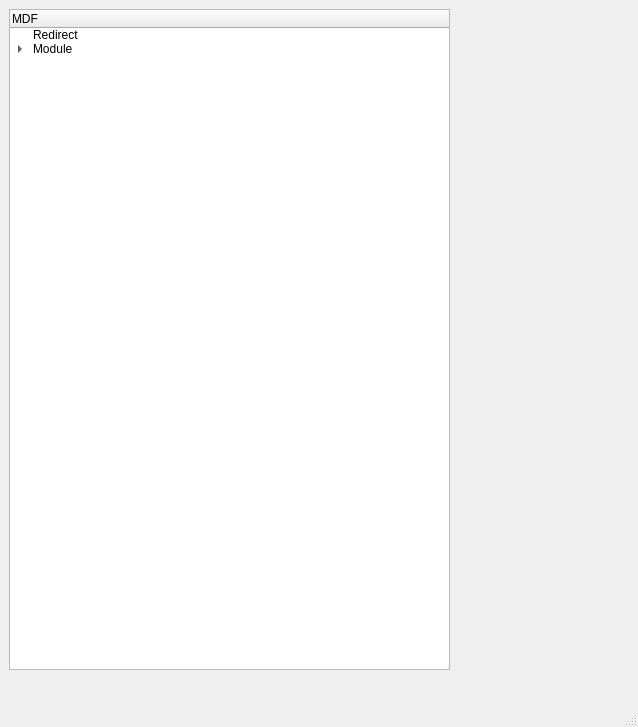
Qt form src/mdf.ui (grodansparadis/vscp-works-qt) before a commit.
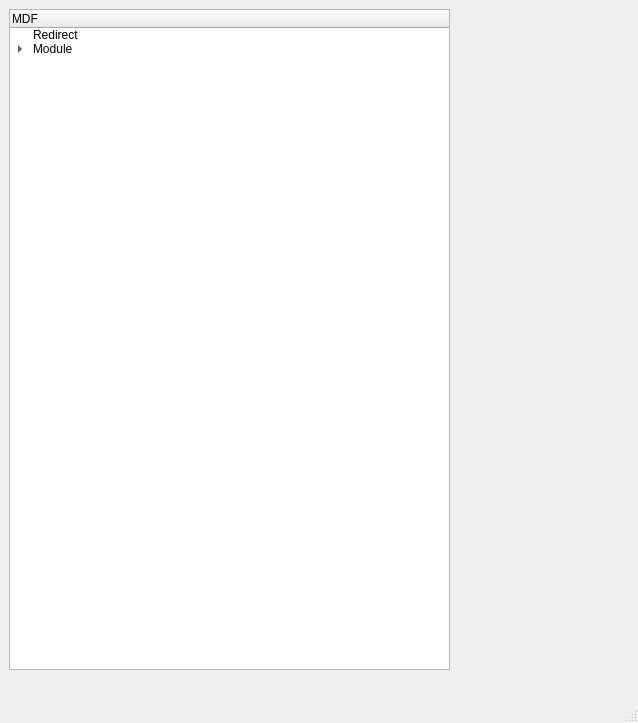
The same form after that commit.

Diff of the .ui file:
```diff
--- a/src/mdf.ui
+++ b/src/mdf.ui
@@ -7,7 +7,7 @@
     <x>0</x>
     <y>0</y>
     <width>638</width>
-    <height>727</height>
+    <height>723</height>
    </rect>
   </property>
   <property name="sizePolicy">
```
